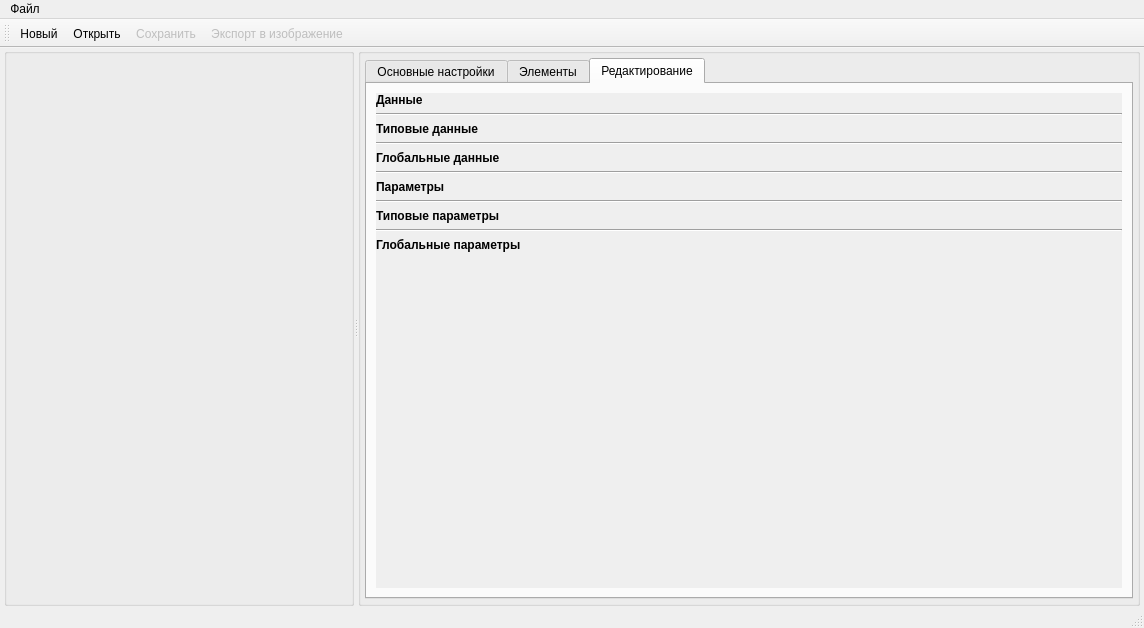
Before: the Qt Designer form designer/mainwindow.ui in Artemako/net-constructor, drawn with Qt 5.
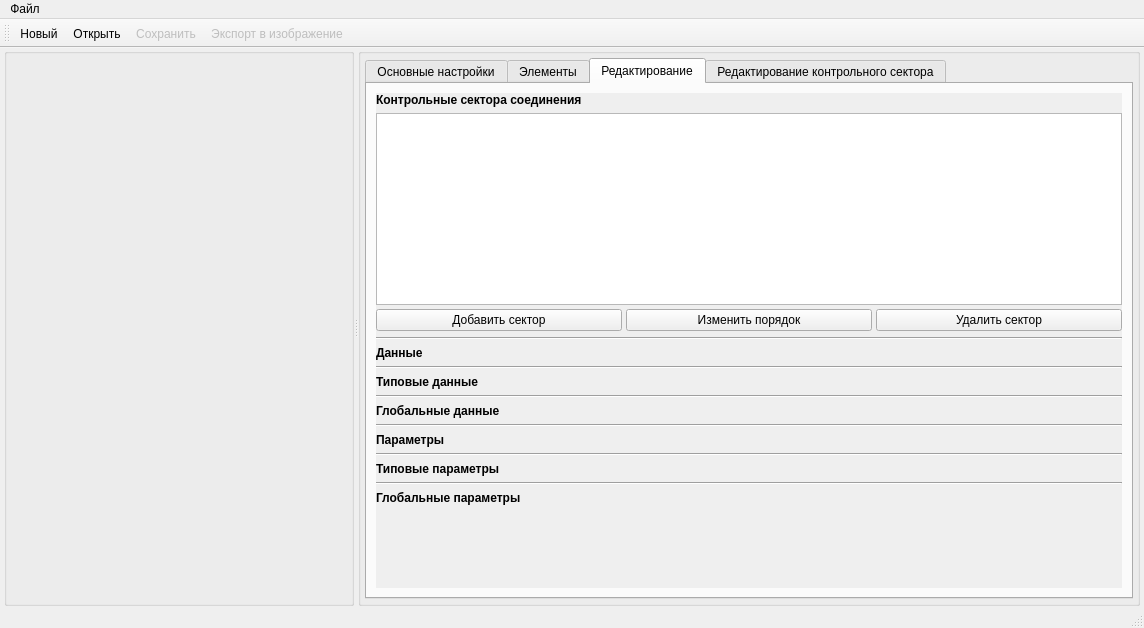
After: the same form once the commit is applied. The open tabs and pages were chosen to show the change. Icons and pictures are not drawn. Custom widgets are drawn as their Qt base class.

Diff of the .ui file:
```diff
--- a/designer/mainwindow.ui
+++ b/designer/mainwindow.ui
@@ -388,11 +388,11 @@
                 <rect>
                  <x>0</x>
                  <y>0</y>
-                 <width>747</width>
-                 <height>494</height>
+                 <width>730</width>
+                 <height>526</height>
                 </rect>
                </property>
-               <layout class="QVBoxLayout" name="verticalLayout_4" stretch="0,0,0,0,0,0,0,0,0,0,0,0,0,0,0,0,0,1">
+               <layout class="QVBoxLayout" name="verticalLayout_4" stretch="0,0,0,0,0,0,0,0,0,0,0,0,0,0,0,0,0,0,0,0,1">
                 <property name="spacing">
                  <number>6</number>
                 </property>
@@ -408,6 +408,55 @@
                 <property name="bottomMargin">
                  <number>0</number>
                 </property>
+                <item>
+                 <widget class="QLabel" name="label_control_sectors">
+                  <property name="text">
+                   <string>&lt;html&gt;&lt;head/&gt;&lt;body&gt;&lt;p&gt;&lt;span style=&quot; font-weight:700;&quot;&gt;Контрольные сектора соединения&lt;/span&gt;&lt;/p&gt;&lt;/body&gt;&lt;/html&gt;</string>
+                  </property>
+                 </widget>
+                </item>
+                <item>
+                 <layout class="QVBoxLayout" name="vl_control_sectors">
+                  <property name="spacing">
+                   <number>4</number>
+                  </property>
+                  <item>
+                   <widget class="QTableWidget" name="tw_control_sectors"/>
+                  </item>
+                  <item>
+                   <layout class="QHBoxLayout" name="hl_control_sectors_buttons">
+                    <item>
+                     <widget class="QPushButton" name="btn_add_control_sector">
+                      <property name="text">
+                       <string>Добавить сектор</string>
+                      </property>
+                     </widget>
+                    </item>
+                    <item>
+                     <widget class="QPushButton" name="btn_move_control_sectors">
+                      <property name="text">
+                       <string>Изменить порядок</string>
+                      </property>
+                     </widget>
+                    </item>
+                    <item>
+                     <widget class="QPushButton" name="btn_delete_control_sector">
+                      <property name="text">
+                       <string>Удалить сектор</string>
+                      </property>
+                     </widget>
+                    </item>
+                   </layout>
+                  </item>
+                 </layout>
+                </item>
+                <item>
+                 <widget class="Line" name="line_10">
+                  <property name="orientation">
+                   <enum>Qt::Horizontal</enum>
+                  </property>
+                 </widget>
+                </item>
                 <item>
                  <widget class="QLabel" name="label_object_data">
                   <property name="text">
@@ -546,6 +595,16 @@
             </item>
            </layout>
           </widget>
+          <widget class="QWidget" name="tab_control">
+           <attribute name="title">
+            <string>Редактирование контрольного сектора</string>
+           </attribute>
+           <layout class="QVBoxLayout" name="verticalLayout_6">
+            <item>
+             <layout class="QFormLayout" name="fl_control"/>
+            </item>
+           </layout>
+          </widget>
          </widget>
         </item>
        </layout>
```
Left out of the diff: 4 changed lines with no effect on the pictures.
